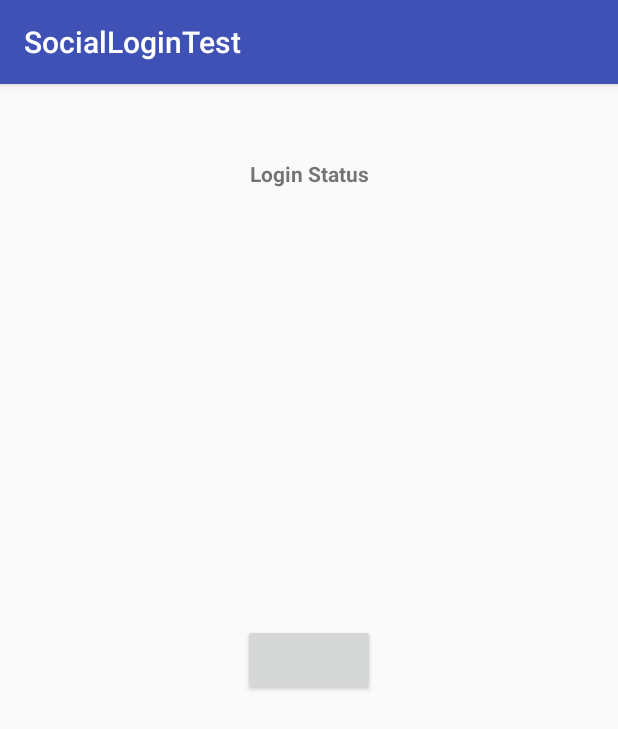
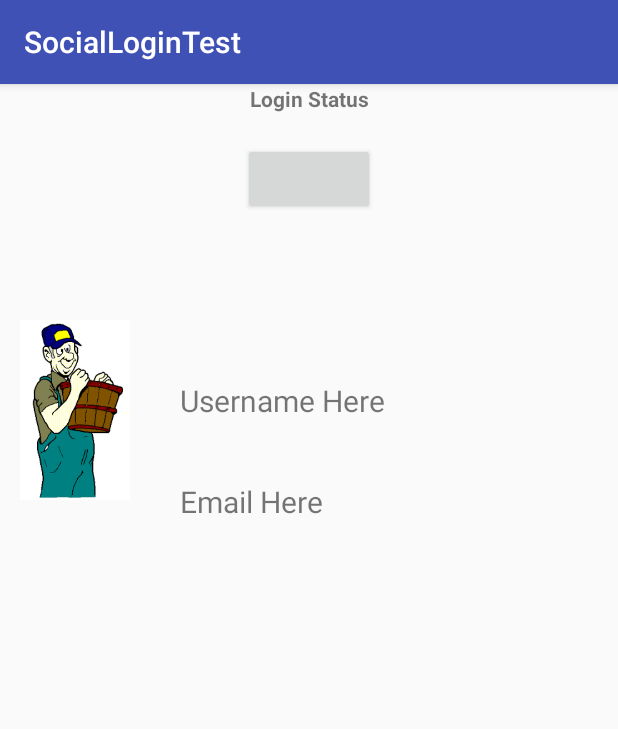
Before and after one commit to jeetendraelite/SocialLoginTest, an Android app: the MainActivity screen opened directly, with no data from a screen before it, on a phone screen of 412 x 824 dp. Shown: the top 729 px of the screen. Run offline under Robolectric (Android 15) with nearby library versions, the phone set to English and light mode, and no system bars; our stand-ins replace ButterKnife; libraries missing offline, so code that uses them is left out: com.facebook, com.facebook.appevents, com.facebook.login, com.twitter.sdk; plain views replace LoginButton; 4 statements that could not run were skipped.

```diff
--- a/app/src/main/java/com/example/jeetendraachtani/sociallogintest/MainActivity.java
+++ b/app/src/main/java/com/example/jeetendraachtani/sociallogintest/MainActivity.java
@@ -15,9 +15,14 @@ import com.facebook.CallbackManager;
 import com.facebook.FacebookCallback;
 import com.facebook.FacebookException;
 import com.facebook.FacebookSdk;
+import com.facebook.GraphRequest;
+import com.facebook.GraphResponse;
+import com.facebook.appevents.AppEventsLogger;
 import com.facebook.login.LoginManager;
 import com.facebook.login.LoginResult;
 import com.facebook.login.widget.LoginButton;
+
+import org.json.JSONObject;
 
 import java.security.MessageDigest;
 import java.security.NoSuchAlgorithmException;
@@ -46,12 +51,14 @@ public class MainActivity extends AppCompatActivity {
         setContentView(R.layout.activity_main);
         ButterKnife.bind(this);
         callbackManager= CallbackManager.Factory.create();
+        loginButton.setReadPermissions("email");
         loginButton.registerCallback(callbackManager, new FacebookCallback<LoginResult>() {
             @Override
             public void onSuccess(LoginResult loginResult) {
-                    textView.setText("Login Success for \n"+ loginResult.getAccessToken().getUserId()+"\n"
+                  /*  textView.setText("Login Success for \n"+ loginResult.getAccessToken().getUserId()+"\n"
                     +"\n"+loginResult.getAccessToken().getToken());
-
+*/
+                  getUserDetails(loginResult);
             }
 
             @Override
@@ -75,11 +82,40 @@ public class MainActivity extends AppCompatActivity {
      //   GenerateKeyHash();
     }
 
+    private void getUserDetails(LoginResult loginResult) {
+        GraphRequest data_Request = GraphRequest.newMeRequest(
+                loginResult.getAccessToken(), new GraphRequest.GraphJSONObjectCallback() {
+                    @Override
+                    public void onCompleted(JSONObject object, GraphResponse response) {
+                        Intent intent = new Intent(MainActivity.this,FbUserProfileActivity.class);
+                        intent.putExtra("userProfile",object.toString());
+                        startActivity(intent);
+                    }
+                }
+        );
+        Bundle permission_param = new Bundle();
+        permission_param.putString("fields","id,name,email,picture.width(120).height(120)");
+        data_Request.setParameters(permission_param);
+        data_Request.executeAsync();
+
+    }
+
     @Override
     protected void onActivityResult(int requestCode, int resultCode, Intent data) {
         callbackManager.onActivityResult(requestCode,resultCode,data);
     }
 
+   /* @Override
+    protected void onResume() {
+        super.onResume();
+        AppEventsLogger.activateApp(this);
+    }
+
+    @Override
+    protected void onPause() {
+        super.onPause();
+        AppEventsLogger.deactivateApp(this);
+    }*/
     // This is the code for generating SSL key hash. implement this first time and get key in log
     /*public void GenerateKeyHash() {
         try {
--- a/app/src/main/res/layout/activity_main.xml
+++ b/app/src/main/res/layout/activity_main.xml
@@ -1,7 +1,8 @@
 <?xml version="1.0" encoding="utf-8"?>
-<RelativeLayout xmlns:android="http://schemas.android.com/apk/res/android"
+<LinearLayout xmlns:android="http://schemas.android.com/apk/res/android"
     xmlns:app="http://schemas.android.com/apk/res-auto"
     xmlns:tools="http://schemas.android.com/tools"
+    android:orientation="vertical"
     android:layout_width="match_parent"
     android:layout_height="match_parent"
     tools:context="com.example.jeetendraachtani.sociallogintest.MainActivity">
@@ -10,7 +11,6 @@
 
     <TextView
         android:layout_width="match_parent"
-        android:layout_marginTop="50dp"
         android:text="Login Status"
         android:gravity="center"
         android:textStyle="bold"
@@ -19,8 +19,46 @@
 
     <com.facebook.login.widget.LoginButton
         android:layout_width="wrap_content"
+        android:layout_gravity="center"
+        android:layout_marginTop="20dp"
         android:layout_height="wrap_content"
         android:layout_centerInParent="true"
         android:id="@+id/fb_login_btn"/>
 
-</RelativeLayout>
+
+
+    <LinearLayout
+        android:layout_width="match_parent"
+        android:layout_height="wrap_content"
+        android:id="@+id/user_linearLayout"
+        android:layout_marginTop="70dp"
+        android:orientation="horizontal">
+        <ImageView
+            android:layout_width="100dp"
+            android:layout_height="120dp"
+            android:src="@drawable/three"
+            android:id="@+id/iv_profile_pic"/>
+
+        <LinearLayout
+            android:layout_width="match_parent"
+            android:layout_height="wrap_content"
+            android:layout_margin="20dp"
+            android:orientation="vertical">
+            <TextView
+                android:layout_width="match_parent"
+                android:layout_marginTop="20dp"
+                android:id="@+id/tv_username"
+                android:text="Username Here"
+                android:textSize="20sp"
+                android:layout_height="wrap_content" />
+            <TextView
+                android:layout_width="match_parent"
+                android:layout_marginTop="40dp"
+                android:text="Email Here"
+                android:textSize="20sp"
+                android:id="@+id/tv_email"
+                android:layout_height="wrap_content" />
+        </LinearLayout>
+    </LinearLayout>
+
+</LinearLayout>
```
Also changed, not shown: app/src/main/AndroidManifest.xml (+4 -5 lines), app/src/main/java/com/example/jeetendraachtani/sociallogintest/FbUserProfileActivity.java (added, +55 -0 lines), app/src/main/res/layout/activity_fb_user_profile.xml (added, +42 -0 lines).
